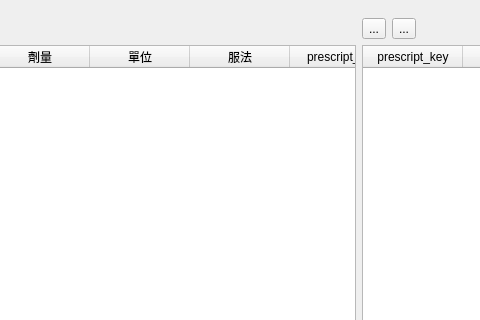
Before: the Qt Designer form ui/ins_prescript_record.ui in picacat/pyMedical, drawn with Qt 5; both pictures show x 229 to 709 and y 0 to 320 of the 800 by 600 pixel window.
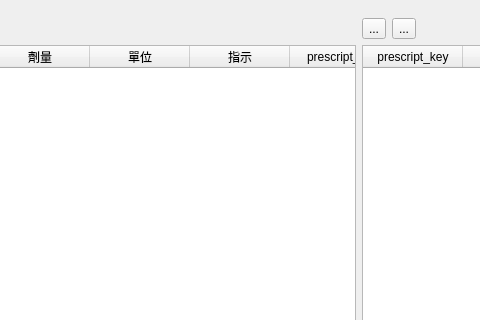
After: the same form once the commit is applied. Icons and pictures are not drawn.

Patch:
```diff
--- a/ui/ins_prescript_record.ui
+++ b/ui/ins_prescript_record.ui
@@ -128,7 +128,7 @@
            </column>
            <column>
             <property name="text">
-             <string>服法</string>
+             <string>指示</string>
             </property>
            </column>
            <column>
```
